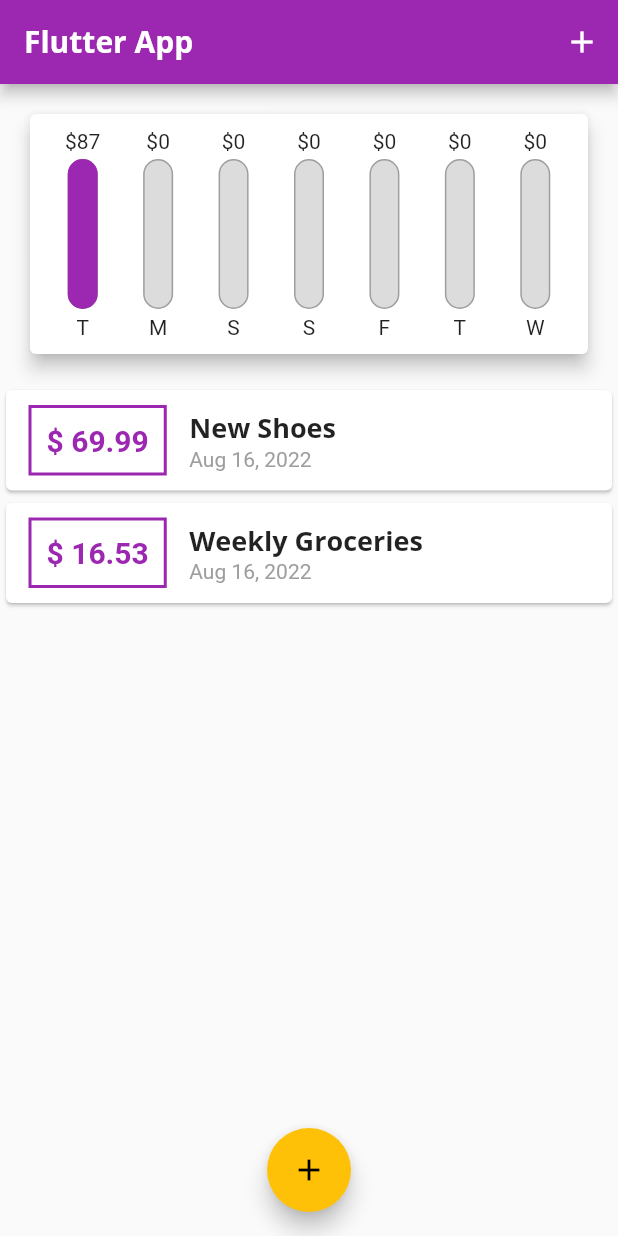
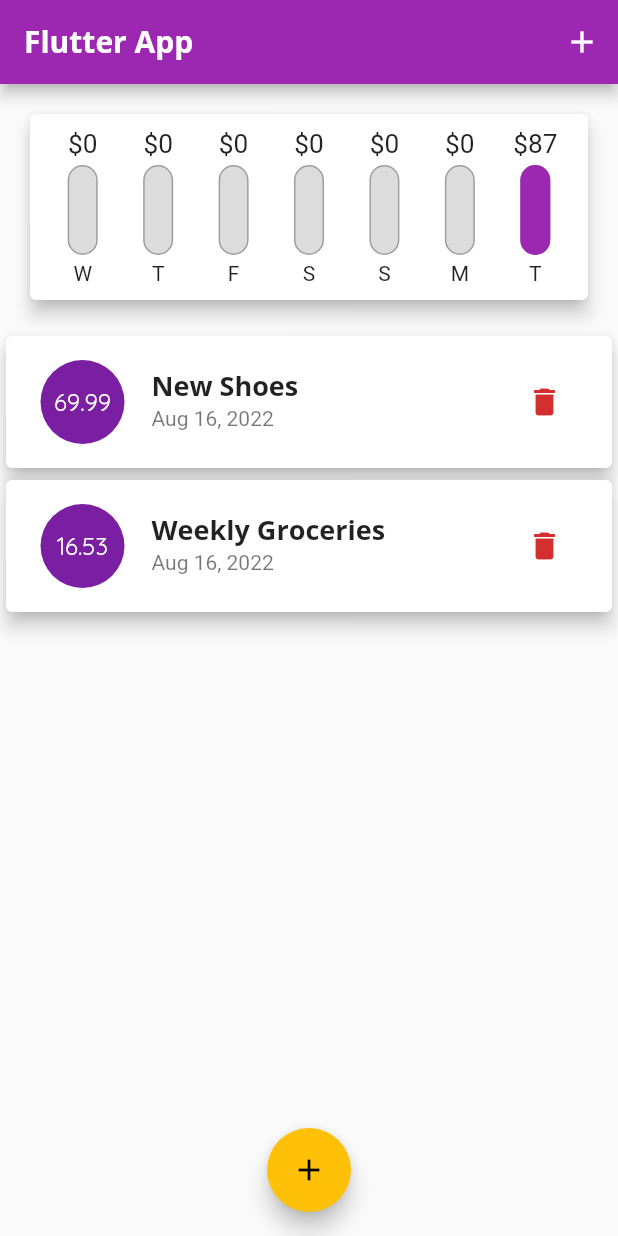
Before and after one commit to n3k00/learning_lessons, a Flutter app: the screen it shows after launch, on a phone screen of 412 x 824 dp. Run offline on Flutter 3.47's test engine with Material 2 defaults, Android fonts, the phone set to English and light mode, and no system bars; missing offline and left inert: dart:ffi.

```diff
--- a/personal_expenses/lib/widgets/chart.dart
+++ b/personal_expenses/lib/widgets/chart.dart
@@ -29,7 +29,7 @@ class Chart extends StatelessWidget {
         'day': DateFormat.E().format(weekDay).substring(0, 1),
         'amount': totalSum
       };
-    });
+    }).reversed.toList();
   }
 
   double get totalSpending {
--- a/personal_expenses/lib/widgets/chart_bar.dart
+++ b/personal_expenses/lib/widgets/chart_bar.dart
@@ -11,33 +11,43 @@ class ChartBar extends StatelessWidget {
   Widget build(BuildContext context) {
     return Column(
       children: [
-        FittedBox(child: Text('\$${spendingAmount.toStringAsFixed(0)}')),
+        Container(
+          height: 20,
+          child: FittedBox(
+            child: Text('\$${spendingAmount.toStringAsFixed(0)}'),
+          ),
+        ),
         SizedBox(height: 4),
         Container(
-          height: 100,
+          height: 60,
           width: 20,
           child: Stack(
             children: [
               Container(
                 decoration: BoxDecoration(
-                   border: Border.all(color: Colors.grey,width: 1.0),
+                  border: Border.all(color: Colors.grey, width: 1.0),
                   color: Color.fromRGBO(220, 220, 220, 1.0),
-                    borderRadius: BorderRadius.circular(20),
+                  borderRadius: BorderRadius.circular(10),
                 ),
               ),
-              FractionallySizedBox(
+              Align(
+                alignment: Alignment.bottomCenter,
+                child: FractionallySizedBox(
+                  alignment: Alignment.bottomCenter,
                   heightFactor: spendingPctofTotal,
                   child: Container(
                     decoration: BoxDecoration(
                         color: Theme.of(context).primaryColor,
-                    borderRadius: BorderRadius.circular(20)
+                        borderRadius: BorderRadius.circular(10)),
                   ),
                 ),
-              )
+              ),
             ],
           ),
         ),
-        SizedBox(height: 4,),
+        SizedBox(
+          height: 4,
+        ),
         Text(label),
       ],
     );
--- a/personal_expenses/lib/widgets/transaction_list.dart
+++ b/personal_expenses/lib/widgets/transaction_list.dart
@@ -4,13 +4,14 @@ import 'package:personal_expenses/models/transaction.dart';
 
 class TransactionList extends StatelessWidget {
   final List<Transaction> _transactions;
+  final Function _deleteTransaction;
 
-  TransactionList(this._transactions);
+  TransactionList(this._transactions,this._deleteTransaction);
 
   @override
   Widget build(BuildContext context) {
     return Container(
-      height: 300,
+      height: 650,
       child: _transactions.isEmpty
           ? Column(
               children: [
@@ -32,43 +33,35 @@ class TransactionList extends StatelessWidget {
               itemCount: _transactions.length,
               itemBuilder: (context, index) {
                 return Card(
-                  child: Row(
-                    children: [
-                      Container(
-                        margin: EdgeInsets.symmetric(
-                          horizontal: 15,
-                          vertical: 10,
-                        ),
-                        decoration: BoxDecoration(
-                          border: Border.all(
-                            color: Theme.of(context).primaryColor,
-                            width: 2,
+                  elevation: 5,
+                  child: Padding(
+                    padding:
+                        const EdgeInsets.symmetric(vertical: 8, horizontal: 5),
+                    child: ListTile(
+                      leading: CircleAvatar(
+                        radius: 30,
+                        child: Padding(
+                          padding: const EdgeInsets.all(6),
+                          child: FittedBox(
+                            child: Text(_transactions[index].amount.toString()),
                           ),
                         ),
-                        padding: EdgeInsets.all(10),
-                        child: Text(
-                          '\$ ${_transactions[index].amount.toStringAsFixed(2)}',
-                          style: TextStyle(
-                              fontWeight: FontWeight.bold,
-                              fontSize: 20,
-                              color: Theme.of(context).primaryColor),
+                      ),
+                      title: Text(
+                        _transactions[index].title,
+                        style: Theme.of(context).textTheme.titleLarge,
+                      ),
+                      subtitle: Text(
+                        DateFormat.yMMMd().format(
+                          _transactions[index].date,
                         ),
                       ),
-                      Column(
-                        crossAxisAlignment: CrossAxisAlignment.start,
-                        children: [
-                          Text(
-                            _transactions[index].title,
-                            style: Theme.of(context).textTheme.titleLarge,
-                          ),
-                          Text(
-                            DateFormat.yMMMd()
-                                .format(_transactions[index].date),
-                            style: TextStyle(color: Colors.grey),
-                          ),
-                        ],
+                      trailing: IconButton(
+                        color: Theme.of(context).errorColor,
+                        onPressed: ()=>_deleteTransaction(_transactions[index].id),
+                        icon: Icon(Icons.delete),
                       ),
-                    ],
+                    ),
                   ),
                 );
               },
```
Also changed, not shown: personal_expenses/lib/main.dart (+10 -4 lines), personal_expenses/lib/widgets/new_transaction.dart (+52 -3 lines). Lines whose indentation alone changed are shown as unchanged.
